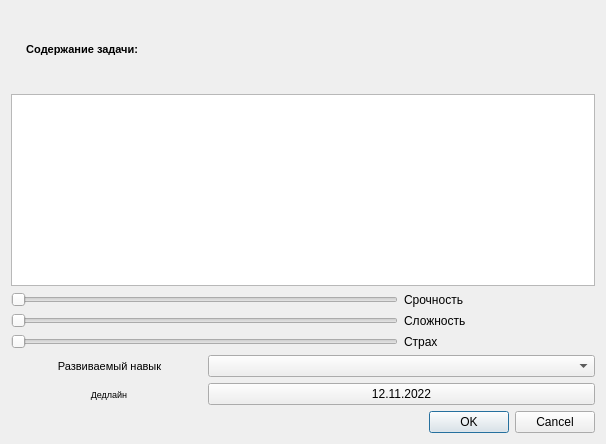
Before: the Qt Designer form itemeditor.ui in Unisbern/RPG_planner, drawn with Qt 5.
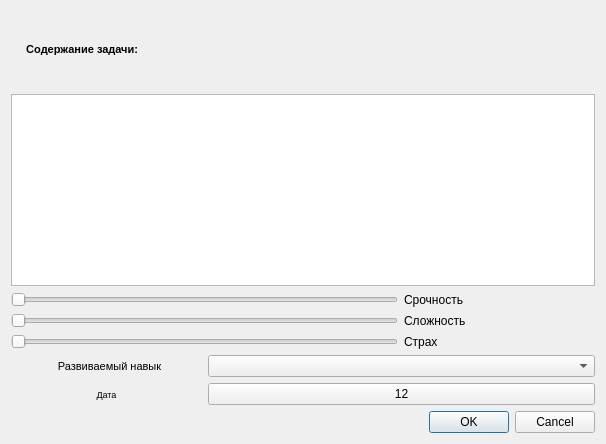
After: the same form once the commit is applied.

Diff of the .ui file:
```diff
--- a/itemeditor.ui
+++ b/itemeditor.ui
@@ -62,7 +62,7 @@
         </font>
        </property>
        <property name="text">
-        <string>  Дедлайн</string>
+        <string>Дата</string>
        </property>
        <property name="alignment">
         <set>Qt::AlignCenter</set>
@@ -79,7 +79,7 @@
      <item row="6" column="1" colspan="2">
       <widget class="QPushButton" name="buttonDate">
        <property name="text">
-        <string>12.11.2022</string>
+        <string>12</string>
        </property>
       </widget>
      </item>
```
